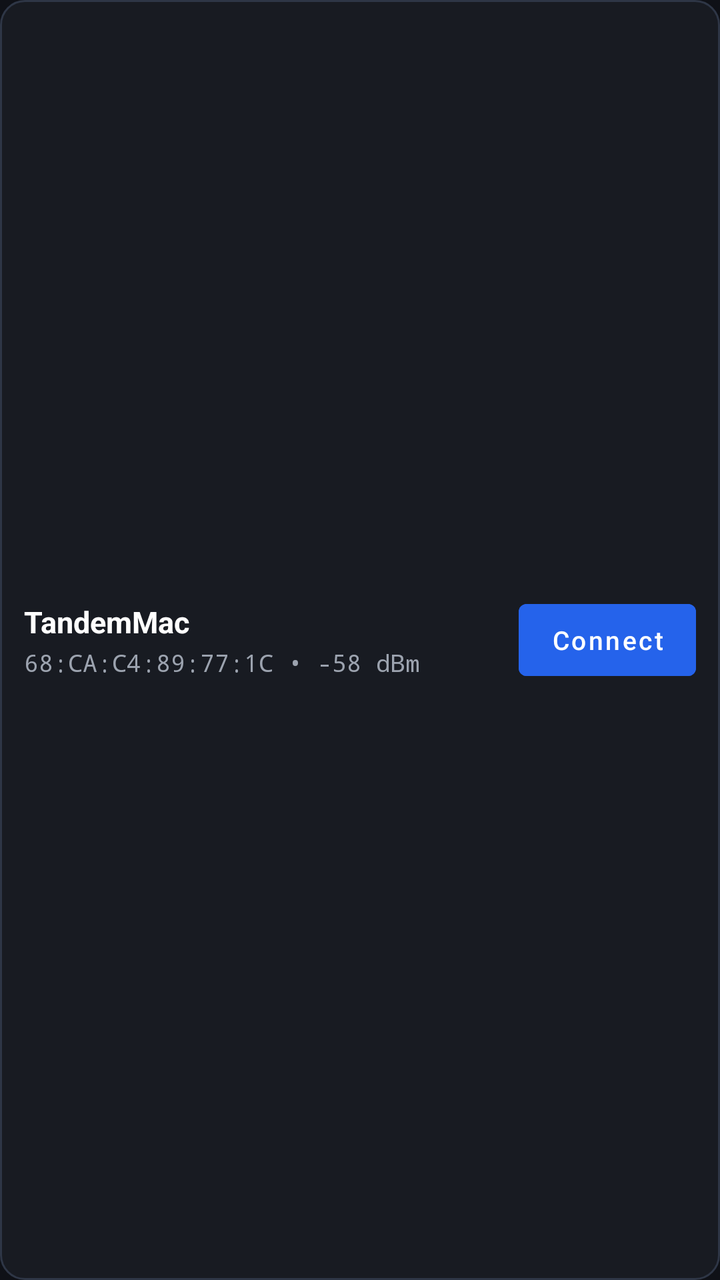
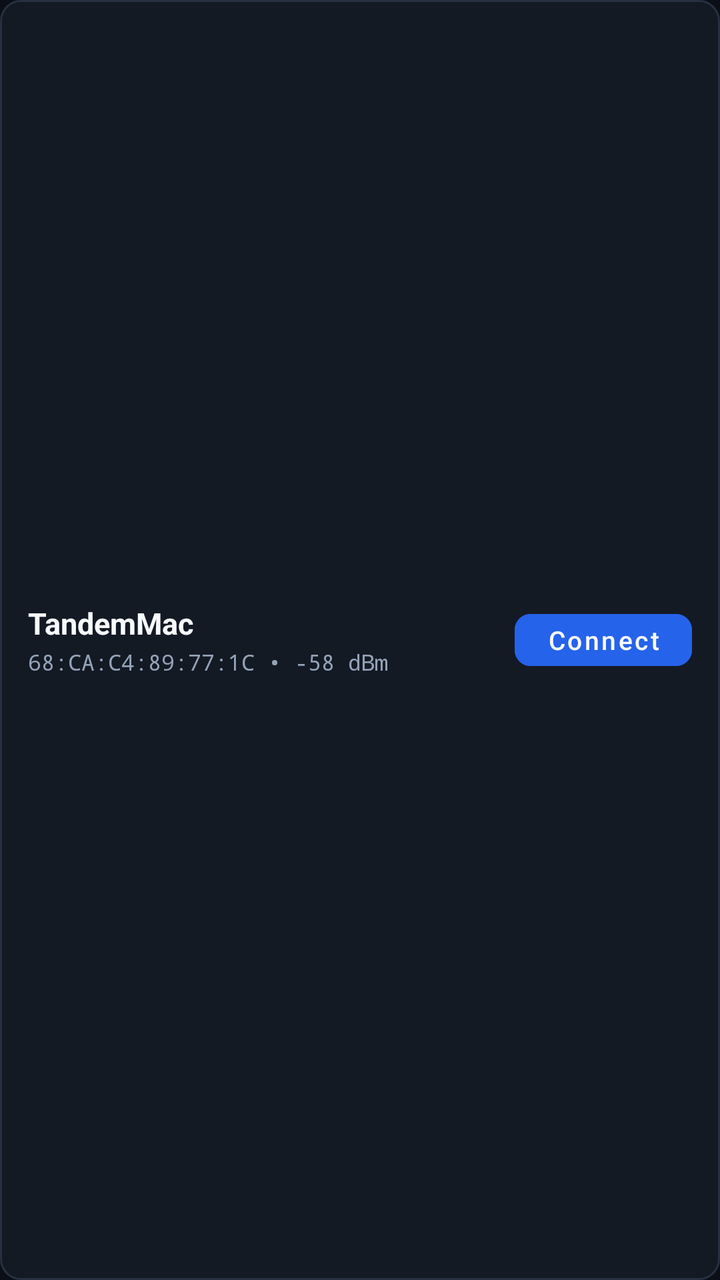

The first picture is an Android layout as it rendered before a commit; the second is the same layout after the commit. The layout source and the unified diff follow.
<!-- AndroidManifest.xml: application theme Theme.Tandem -->
<!-- res/layout/item_device.xml -->
<?xml version="1.0" encoding="utf-8"?>
<LinearLayout xmlns:android="http://schemas.android.com/apk/res/android"
    android:layout_width="match_parent"
    android:layout_height="wrap_content"
    android:layout_marginBottom="8dp"
    android:background="@drawable/bg_card"
    android:gravity="center_vertical"
    android:orientation="horizontal"
    android:padding="12dp">

    <LinearLayout
        android:layout_width="0dp"
        android:layout_height="wrap_content"
        android:layout_weight="1"
        android:orientation="vertical">

        <TextView
            android:id="@+id/tvDeviceName"
            android:layout_width="wrap_content"
            android:layout_height="wrap_content"
            android:text="TandemMac"
            android:textColor="@color/text_primary"
            android:textSize="15sp"
            android:textStyle="bold" />

        <TextView
            android:id="@+id/tvDeviceAddress"
            android:layout_width="wrap_content"
            android:layout_height="wrap_content"
            android:layout_marginTop="2dp"
            android:fontFamily="monospace"
            android:text="68:CA:C4:89:77:1C • -58 dBm"
            android:textColor="@color/text_secondary"
            android:textSize="12sp" />
    </LinearLayout>

    <Button
        android:id="@+id/btnConnectDevice"
        style="@style/Widget.MaterialComponents.Button.UnelevatedButton"
        android:layout_width="wrap_content"
        android:layout_height="wrap_content"
        android:backgroundTint="@color/accent_primary"
        android:text="Connect"
        android:textAllCaps="false"
        android:textColor="@color/text_primary"
        android:textSize="13sp" />
</LinearLayout>
<!-- resources referenced by this layout -->
<resources>
  <color name="accent_primary">#2563EB</color>
  <color name="text_primary">#FFFFFF</color>
  <color name="text_secondary">#9CA3AF</color>
  <!-- drawable bg_card (drawable) -->
  <?xml version="1.0" encoding="utf-8"?>
  <shape xmlns:android="http://schemas.android.com/apk/res/android"
      android:shape="rectangle">
      <solid android:color="@color/bg_surface" />
      <corners android:radius="12dp" />
      <stroke
          android:width="1dp"
          android:color="@color/border_subtle" />
  </shape>
  <style name="Theme.Tandem" parent="Theme.MaterialComponents.DayNight.NoActionBar">
          <item name="colorPrimary">@color/accent_primary</item>
          <item name="colorPrimaryVariant">@color/accent_primary_light</item>
          <item name="colorOnPrimary">@color/text_primary</item>
          <item name="colorSecondary">@color/accent_success</item>
          <item name="colorSecondaryVariant">@color/accent_success</item>
          <item name="colorOnSecondary">@color/text_primary</item>
          <item name="android:statusBarColor">@color/bg_dark</item>
          <item name="android:navigationBarColor">@color/bg_dark</item>
          <item name="android:windowBackground">@color/bg_dark</item>
      </style>
  <color name="bg_surface">#181B22</color>
  <color name="border_subtle">#2E3646</color>
  <color name="accent_primary_light">#3B82F6</color>
  <color name="accent_success">#10B981</color>
  <color name="bg_dark">#0F1117</color>
</resources>

<!-- the commit's change to res/layout/item_device.xml (unified diff, before → after) -->
@@ -1,12 +1,13 @@
 <?xml version="1.0" encoding="utf-8"?>
 <LinearLayout xmlns:android="http://schemas.android.com/apk/res/android"
+    xmlns:app="http://schemas.android.com/apk/res-auto"
     android:layout_width="match_parent"
     android:layout_height="wrap_content"
     android:layout_marginBottom="8dp"
     android:background="@drawable/bg_card"
     android:gravity="center_vertical"
     android:orientation="horizontal"
-    android:padding="12dp">
+    android:padding="14dp">
 
     <LinearLayout
         android:layout_width="0dp"
@@ -31,17 +32,18 @@
             android:fontFamily="monospace"
             android:text="68:CA:C4:89:77:1C • -58 dBm"
             android:textColor="@color/text_secondary"
-            android:textSize="12sp" />
+            android:textSize="11sp" />
     </LinearLayout>
 
     <Button
         android:id="@+id/btnConnectDevice"
         style="@style/Widget.MaterialComponents.Button.UnelevatedButton"
         android:layout_width="wrap_content"
-        android:layout_height="wrap_content"
+        android:layout_height="38dp"
         android:backgroundTint="@color/accent_primary"
         android:text="Connect"
         android:textAllCaps="false"
         android:textColor="@color/text_primary"
-        android:textSize="13sp" />
+        android:textSize="13sp"
+        app:cornerRadius="8dp" />
 </LinearLayout>
<!-- resource entries referenced after the edit -->
@@ -1,14 +1,14 @@
 <!-- resources referenced by this layout -->
 <resources>
   <color name="accent_primary">#2563EB</color>
-  <color name="text_primary">#FFFFFF</color>
-  <color name="text_secondary">#9CA3AF</color>
+  <color name="text_primary">#F8FAFC</color>
+  <color name="text_secondary">#94A3B8</color>
   <!-- drawable bg_card (drawable) -->
   <?xml version="1.0" encoding="utf-8"?>
   <shape xmlns:android="http://schemas.android.com/apk/res/android"
       android:shape="rectangle">
       <solid android:color="@color/bg_surface" />
-      <corners android:radius="12dp" />
+      <corners android:radius="10dp" />
       <stroke
           android:width="1dp"
           android:color="@color/border_subtle" />
@@ -24,10 +24,10 @@
           <item name="android:navigationBarColor">@color/bg_dark</item>
           <item name="android:windowBackground">@color/bg_dark</item>
       </style>
-  <color name="bg_surface">#181B22</color>
-  <color name="border_subtle">#2E3646</color>
+  <color name="bg_surface">#141A24</color>
+  <color name="border_subtle">#263040</color>
   <color name="accent_primary_light">#3B82F6</color>
   <color name="accent_success">#10B981</color>
-  <color name="bg_dark">#0F1117</color>
+  <color name="bg_dark">#0B0F17</color>
 </resources>
 
